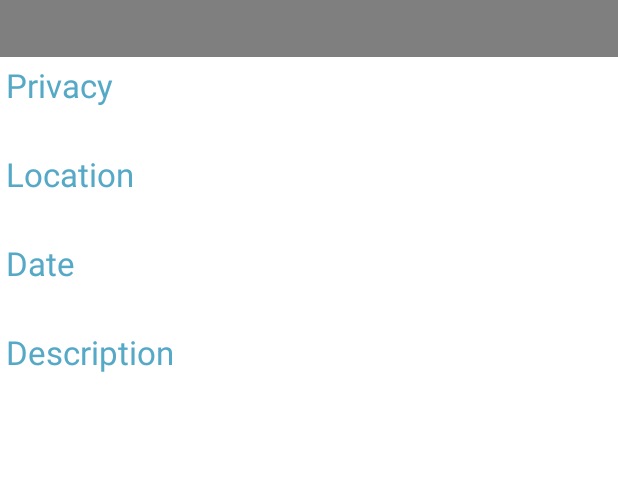
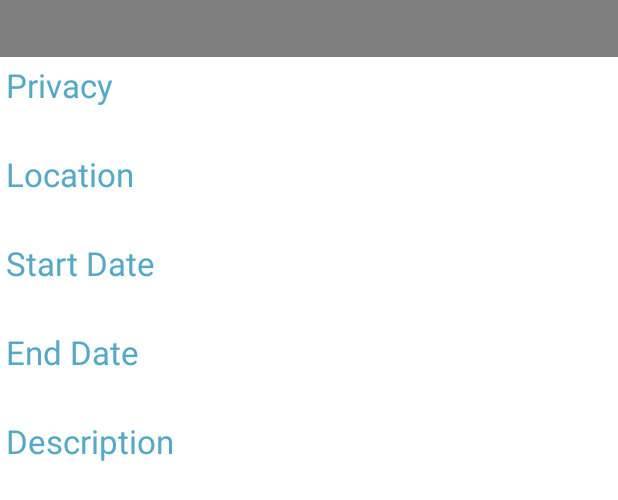
Before and after one commit to purecloud-kiosk/android, an Android app: the layout fragment_detailed_event.xml on its own in the app's theme, with its tools: preview values and no code run, on a phone screen of 412 x 824 dp. Shown: the top 500 px of the screen. Run offline under Robolectric (Android 15) with nearby library versions, the light colour scheme and no system bars; network calls fail.

Commit message:
Changed routes to use newer server
Also modified the event details view to use startDate and endDate.

Changed color of organization text from white to blue in manual login dialog.

```diff
--- a/app/src/main/java/com/awmdev/purecloudkiosk/Adapter/EventAdapter.java
+++ b/app/src/main/java/com/awmdev/purecloudkiosk/Adapter/EventAdapter.java
@@ -87,7 +87,7 @@ public class EventAdapter extends RecyclerView.Adapter<EventAdapter.ViewHolder>
             eventTitleTextView.setText(jsonDecorator.getString("title"));
             eventDescriptionTextView.setText(jsonDecorator.getString("description"));
             //grab the time since the epoch from the event
-            Long epoch = Long.parseLong(jsonDecorator.getString("date"));
+            Long epoch = Long.parseLong(jsonDecorator.getString("startDate"));
             //Create a date instance from the epoch
             Date date = new Date(epoch);
             //format and set the date
@@ -95,7 +95,7 @@ public class EventAdapter extends RecyclerView.Adapter<EventAdapter.ViewHolder>
             //string to store image url
             String imageURL;
             //check to see if event has image associated
-            if(!(imageURL = jsonDecorator.getString("thumbnail_url")).equalsIgnoreCase("null"))
+            if(!(imageURL = jsonDecorator.getString("thumbnailUrl")).equalsIgnoreCase("null"))
             {
                 //grab image from url
                 eventImageView.setImageUrl(imageURL,HttpRequester.getInstance(null).getImageLoader());
--- a/app/src/main/java/com/awmdev/purecloudkiosk/Model/HttpRequester.java
+++ b/app/src/main/java/com/awmdev/purecloudkiosk/Model/HttpRequester.java
@@ -85,7 +85,7 @@ public class HttpRequester
     public void sendEventDataRequest(final String authKey, Response.Listener<JSONArray> callback, Response.ErrorListener errorCallback,String pageNumber)
     {
         //URL for the request
-        String url = String.format("http://charlie-duong.com:8080/events/managing?limit=25&page=%1$s",pageNumber);
+        String url = String.format("http://ec2-54-213-9-55.us-west-2.compute.amazonaws.com:8080/events/managing?limit=25&page=%1$s",pageNumber);
         //create the request
         Request request = createJsonArrayRequest(url, authKey, callback, errorCallback);
         //send the request
@@ -95,7 +95,7 @@ public class HttpRequester
     public void sendEventDataSearchRequest(final String authKey,Response.Listener<JSONArray> callback, Response.ErrorListener errorCallback,String pageNumber, String searchRequest)
     {
         //construct the url
-        String url = String.format("http://charlie-duong.com:8080/events/searchManagedEvents?limit=25&page=%1$s&q=%2$s",pageNumber,searchRequest);
+        String url = String.format("http://ec2-54-213-9-55.us-west-2.compute.amazonaws.com:8080/events/searchEvents?managing=true&limit=25&page=%1$s&query=%2$s",pageNumber,searchRequest);
         //cancel the current request, if it exists
         if(currentSearchRequest != null)
             requestQueue.cancelAll(currentSearchRequest);
@@ -108,7 +108,7 @@ public class HttpRequester
     public void sendEventCheckInRequest(final String authKey, RequestFuture<JSONObject> future, JSONObject checkIn)
     {
         //create the url
-        String url = "http://charlie-duong.com:8080/events/checkIn";
+        String url = "http://ec2-54-213-9-55.us-west-2.compute.amazonaws.com:8080/events/checkIn";
         //create the post request to handle future
         JsonObjectRequest postRequest = new JsonObjectRequest(Request.Method.POST,url,checkIn,future,future)
         {
--- a/app/src/main/java/com/awmdev/purecloudkiosk/Presenter/BarcodePresenter.java
+++ b/app/src/main/java/com/awmdev/purecloudkiosk/Presenter/BarcodePresenter.java
@@ -77,7 +77,7 @@ public class BarcodePresenter
         //create a map to store the check-in
         Map<String, Object> map = new HashMap<>();
         //add the event id
-        map.put("eventID",barcodeModel.getStringFromDecorator("_id"));
+        map.put("eventID",barcodeModel.getStringFromDecorator("id"));
         //grab the json map from checkInDecorator
         Map<String,Object> checkInMap = jsonCheckInDecorator.getMap();
         //update the check in time for the check in
--- a/app/src/main/java/com/awmdev/purecloudkiosk/View/Interfaces/DetailedEventViewInterface.java
+++ b/app/src/main/java/com/awmdev/purecloudkiosk/View/Interfaces/DetailedEventViewInterface.java
@@ -11,8 +11,9 @@ public interface DetailedEventViewInterface
 {
     //int to store the selection for the textviews
     int EVENT_NAME = 0;
-    int DATE = EVENT_NAME + 1;
-    int DESCRIPTION = DATE + 1;
+    int START_DATE = EVENT_NAME + 1;
+    int END_DATE = START_DATE + 1;
+    int DESCRIPTION = END_DATE + 1;
     int LOCATION = DESCRIPTION + 1;
     int PRIVACY = LOCATION + 1;
     //methods
--- a/app/src/main/res/layout-land/fragment_detailed_event.xml
+++ b/app/src/main/res/layout-land/fragment_detailed_event.xml
@@ -124,12 +124,29 @@
                         android:layout_width="wrap_content"
                         android:layout_height="wrap_content"
                         android:textColor="@color/colorPrimary"
-                        android:text="@string/date"
+                        android:text="@string/start_date"
                         android:padding="4dp"
                         android:textSize="22sp"/>
 
                     <TextView
-                        android:id="@+id/fdevent_date"
+                        android:id="@+id/fdevent_start_date"
+                        android:layout_width="wrap_content"
+                        android:layout_height="wrap_content"
+                        android:textColor="@color/colorPrimaryDark"
+                        android:textSize="16sp"
+                        android:paddingLeft="16dp"
+                        android:paddingRight="16dp"/>
+
+                    <TextView
+                        android:layout_width="wrap_content"
+                        android:layout_height="wrap_content"
+                        android:textColor="@color/colorPrimary"
+                        android:text="@string/end_date"
+                        android:padding="4dp"
+                        android:textSize="22sp"/>
+
+                    <TextView
+                        android:id="@+id/fdevent_end_date"
                         android:layout_width="wrap_content"
                         android:layout_height="wrap_content"
                         android:textColor="@color/colorPrimaryDark"
--- a/app/src/main/res/layout-xlarge-land/fragment_detailed_event.xml
+++ b/app/src/main/res/layout-xlarge-land/fragment_detailed_event.xml
@@ -108,12 +108,29 @@
                     android:layout_width="wrap_content"
                     android:layout_height="wrap_content"
                     android:textColor="@color/colorPrimary"
-                    android:text="@string/date"
+                    android:text="@string/start_date"
                     android:padding="4dp"
                     android:textSize="22sp"/>
 
                 <TextView
-                    android:id="@+id/fdevent_date"
+                    android:id="@+id/fdevent_start_date"
+                    android:layout_width="wrap_content"
+                    android:layout_height="wrap_content"
+                    android:textColor="@color/colorPrimaryDark"
+                    android:textSize="16sp"
+                    android:paddingLeft="16dp"
+                    android:paddingRight="16dp"/>
+
+                <TextView
+                    android:layout_width="wrap_content"
+                    android:layout_height="wrap_content"
+                    android:textColor="@color/colorPrimary"
+                    android:text="@string/end_date"
+                    android:padding="4dp"
+                    android:textSize="22sp"/>
+
+                <TextView
+                    android:id="@+id/fdevent_end_date"
                     android:layout_width="wrap_content"
                     android:layout_height="wrap_content"
                     android:textColor="@color/colorPrimaryDark"
--- a/app/src/main/res/layout/dialog_log_in.xml
+++ b/app/src/main/res/layout/dialog_log_in.xml
@@ -77,7 +77,7 @@
                         android:id="@+id/dlogin_organization_edit"
                         android:layout_width="match_parent"
                         android:layout_height="wrap_content"
-                        android:textColor="@android:color/white"
+                        android:textColor="@color/colorPrimary"
                         android:textSize="@dimen/dialog_text_size"
                         android:theme="@style/EditThemeDialogLogin"
                         android:inputType="text"/>
--- a/app/src/main/res/layout/fragment_detailed_event.xml
+++ b/app/src/main/res/layout/fragment_detailed_event.xml
@@ -105,12 +105,29 @@
                     android:layout_width="wrap_content"
                     android:layout_height="wrap_content"
                     android:textColor="@color/colorPrimary"
-                    android:text="@string/date"
+                    android:text="@string/start_date"
                     android:padding="4dp"
                     android:textSize="22sp"/>
 
                 <TextView
-                    android:id="@+id/fdevent_date"
+                    android:id="@+id/fdevent_start_date"
+                    android:layout_width="wrap_content"
+                    android:layout_height="wrap_content"
+                    android:textColor="@color/colorPrimaryDark"
+                    android:textSize="16sp"
+                    android:paddingLeft="16dp"
+                    android:paddingRight="16dp"/>
+
+                <TextView
+                    android:layout_width="wrap_content"
+                    android:layout_height="wrap_content"
+                    android:textColor="@color/colorPrimary"
+                    android:text="@string/end_date"
+                    android:padding="4dp"
+                    android:textSize="22sp"/>
+
+                <TextView
+                    android:id="@+id/fdevent_end_date"
                     android:layout_width="wrap_content"
                     android:layout_height="wrap_content"
                     android:textColor="@color/colorPrimaryDark"
--- a/app/src/main/res/values/strings.xml
+++ b/app/src/main/res/values/strings.xml
@@ -10,7 +10,8 @@
     <string name="login_error_missing_fields">You Must Specify A Username And Password Before Logging In</string>
     <string name="login_error_missing_organization">You Must Specify A Organization</string>
     <string name="login_error_server_timeout">Unable To Login Into PureCloud Servers, Try Again Later</string>
-    <string name="date">Date</string>
+    <string name="start_date">Start Date</string>
+    <string name="end_date">End Date</string>
     <string name="location">Location</string>
     <string name="description">Description</string>
     <string name="privacy">Privacy</string>
```
Also changed, not shown: app/src/main/java/com/awmdev/purecloudkiosk/Presenter/DetailedEventPresenter.java (+9 -4 lines), app/src/main/java/com/awmdev/purecloudkiosk/View/Fragment/DetailedEventFragment.java (+11 -5 lines), 2 other files.
